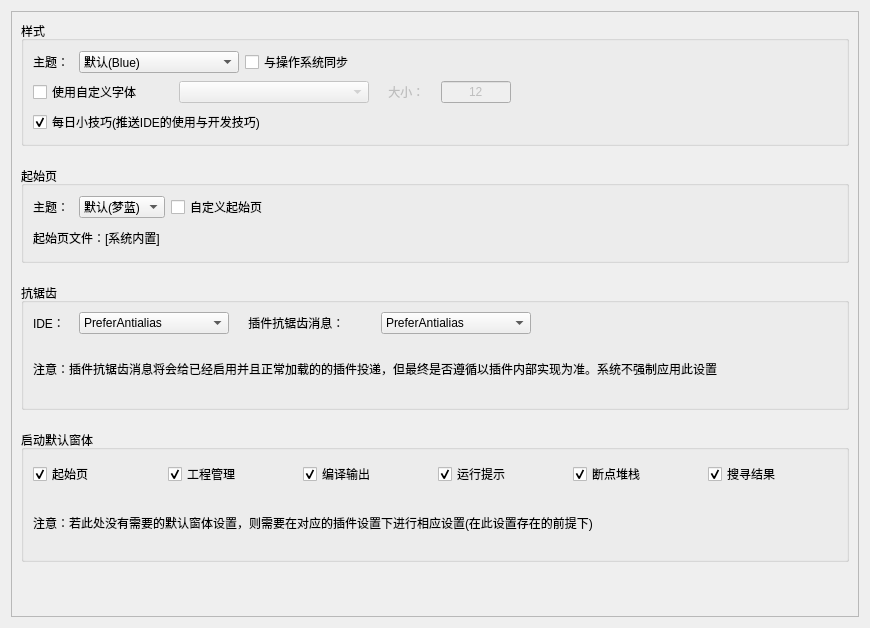
Before: the Qt Designer form IDE/Window/settingWindow/Form_settings_Color.ui in chineselixi/FireMonkeyStudio, drawn with Qt 5.
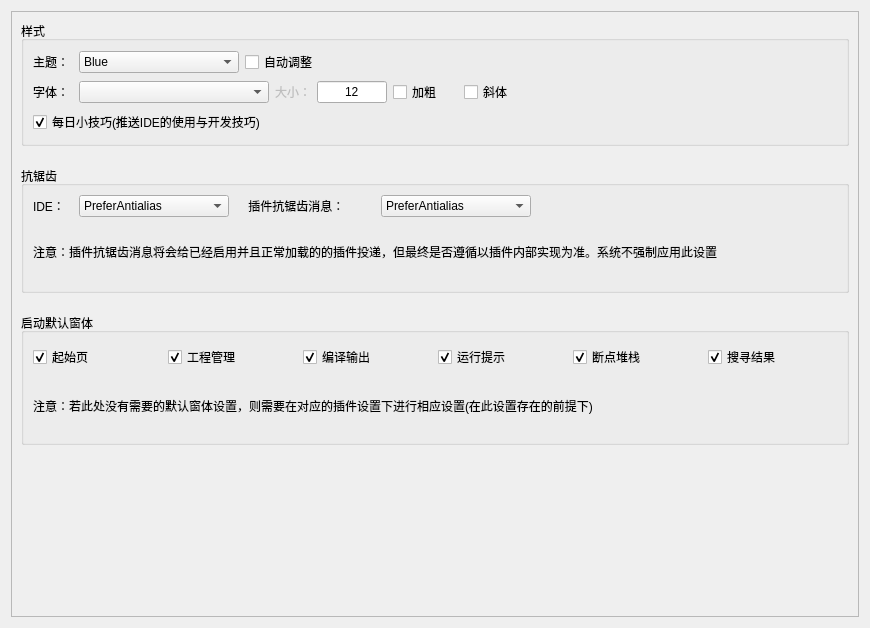
After: the same form once the commit is applied.

Commit message: 完成了基本的主题样式设置

The edit to the form file:
```diff
--- a/IDE/Window/settingWindow/Form_settings_Color.ui
+++ b/IDE/Window/settingWindow/Form_settings_Color.ui
@@ -24,8 +24,8 @@
        <rect>
         <x>0</x>
         <y>0</y>
-        <width>829</width>
-        <height>613</height>
+        <width>846</width>
+        <height>604</height>
        </rect>
       </property>
       <layout class="QVBoxLayout" name="verticalLayout_5">
@@ -87,7 +87,17 @@
               </property>
               <item>
                <property name="text">
-                <string>默认(Blue)</string>
+                <string>Blue</string>
+               </property>
+              </item>
+              <item>
+               <property name="text">
+                <string>White</string>
+               </property>
+              </item>
+              <item>
+               <property name="text">
+                <string>Dark</string>
                </property>
               </item>
              </widget>
@@ -107,7 +117,7 @@
                </size>
               </property>
               <property name="text">
-               <string>与操作系统同步</string>
+               <string>自动调整</string>
               </property>
              </widget>
             </item>
@@ -129,28 +139,28 @@
           <item>
            <layout class="QHBoxLayout" name="horizontalLayout_2">
             <item>
-             <widget class="QCheckBox" name="checkBox_2">
+             <widget class="QLabel" name="label_7">
               <property name="minimumSize">
                <size>
-                <width>140</width>
+                <width>40</width>
                 <height>0</height>
                </size>
               </property>
               <property name="maximumSize">
                <size>
-                <width>140</width>
+                <width>40</width>
                 <height>16777215</height>
                </size>
               </property>
               <property name="text">
-               <string>使用自定义字体</string>
+               <string>字体：</string>
               </property>
              </widget>
             </item>
             <item>
              <widget class="QComboBox" name="comboBox_2">
               <property name="enabled">
-               <bool>false</bool>
+               <bool>true</bool>
               </property>
               <property name="minimumSize">
                <size>
@@ -173,25 +183,25 @@
               </property>
               <property name="minimumSize">
                <size>
-                <width>60</width>
+                <width>0</width>
                 <height>0</height>
                </size>
               </property>
               <property name="maximumSize">
                <size>
-                <width>60</width>
+                <width>16777215</width>
                 <height>16777215</height>
                </size>
               </property>
               <property name="text">
-               <string>    大小：</string>
+               <string>大小：</string>
               </property>
              </widget>
             </item>
             <item>
              <widget class="QLineEdit" name="lineEdit">
               <property name="enabled">
-               <bool>false</bool>
+               <bool>true</bool>
               </property>
               <property name="minimumSize">
                <size>
@@ -213,6 +223,32 @@
               </property>
              </widget>
             </item>
+            <item>
+             <widget class="QCheckBox" name="checkBox_bold">
+              <property name="minimumSize">
+               <size>
+                <width>65</width>
+                <height>0</height>
+               </size>
+              </property>
+              <property name="text">
+               <string>加粗</string>
+              </property>
+             </widget>
+            </item>
+            <item>
+             <widget class="QCheckBox" name="checkBox_italic">
+              <property name="minimumSize">
+               <size>
+                <width>65</width>
+                <height>0</height>
+               </size>
+              </property>
+              <property name="text">
+               <string>斜体</string>
+              </property>
+             </widget>
+            </item>
             <item>
              <spacer name="horizontalSpacer_2">
               <property name="orientation">
@@ -241,110 +277,6 @@
          </layout>
         </widget>
        </item>
-       <item>
-        <widget class="QGroupBox" name="groupBox_4">
-         <property name="minimumSize">
-          <size>
-           <width>0</width>
-           <height>97</height>
-          </size>
-         </property>
-         <property name="maximumSize">
-          <size>
-           <width>16777215</width>
-           <height>16777215</height>
-          </size>
-         </property>
-         <property name="title">
-          <string>起始页</string>
-         </property>
-         <layout class="QVBoxLayout" name="verticalLayout_4">
-          <item>
-           <layout class="QHBoxLayout" name="horizontalLayout_4">
-            <item>
-             <widget class="QLabel" name="label_7">
-              <property name="minimumSize">
-               <size>
-                <width>40</width>
-                <height>0</height>
-               </size>
-              </property>
-              <property name="maximumSize">
-               <size>
-                <width>16777215</width>
-                <height>16777215</height>
-               </size>
-              </property>
-              <property name="text">
-               <string>主题：</string>
-              </property>
-             </widget>
-            </item>
-            <item>
-             <widget class="QComboBox" name="comboBox_5">
-              <property name="minimumSize">
-               <size>
-                <width>0</width>
-                <height>0</height>
-               </size>
-              </property>
-              <property name="maximumSize">
-               <size>
-                <width>16777215</width>
-                <height>16777215</height>
-               </size>
-              </property>
-              <item>
-               <property name="text">
-                <string>默认(梦蓝)</string>
-               </property>
-              </item>
-             </widget>
-            </item>
-            <item>
-             <widget class="QCheckBox" name="checkBox_9">
-              <property name="minimumSize">
-               <size>
-                <width>0</width>
-                <height>0</height>
-               </size>
-              </property>
-              <property name="maximumSize">
-               <size>
-                <width>16777215</width>
-                <height>16777215</height>
-               </size>
-              </property>
-              <property name="text">
-               <string>自定义起始页</string>
-              </property>
-             </widget>
-            </item>
-            <item>
-             <spacer name="horizontalSpacer_4">
-              <property name="orientation">
-               <enum>Qt::Horizontal</enum>
-              </property>
-              <property name="sizeHint" stdset="0">
-               <size>
-                <width>40</width>
-                <height>20</height>
-               </size>
-              </property>
-             </spacer>
-            </item>
-           </layout>
-          </item>
-          <item>
-           <widget class="QLabel" name="label_8">
-            <property name="text">
-             <string>起始页文件：[系统内置]</string>
-            </property>
-           </widget>
-          </item>
-         </layout>
-        </widget>
-       </item>
        <item>
         <widget class="QGroupBox" name="groupBox_2">
          <property name="minimumSize">
```
Left out of the diff: 16 changed lines with no effect on the pictures. The commit also changes 123 other files.
